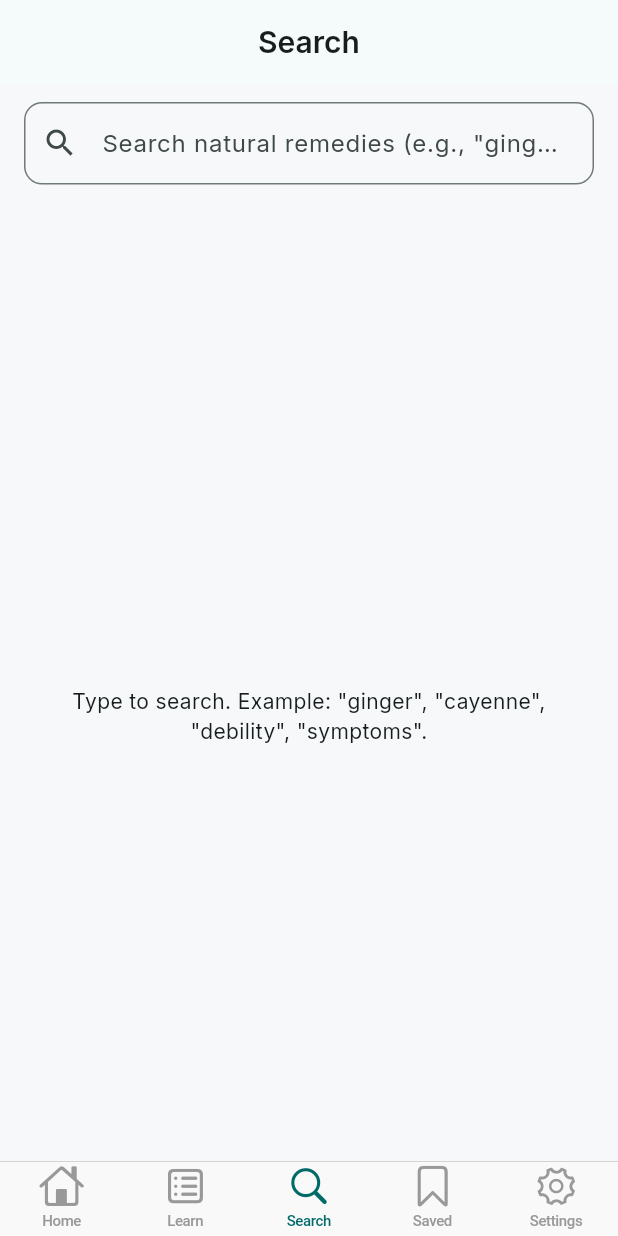
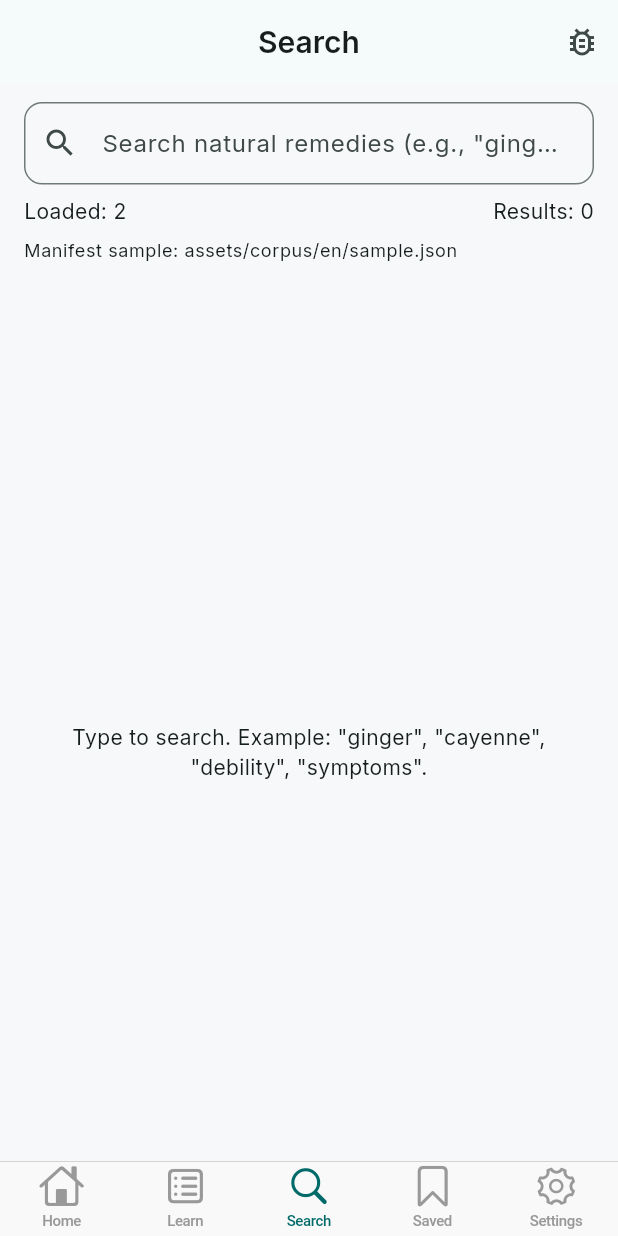
Before and after one commit to coligny23/natural_remedies_app, a Flutter app: the screen it shows after launch, item 3 of the bottom bar chosen, on a phone screen of 412 x 824 dp. Run offline on Flutter 3.47's test engine with Material 3 defaults, Android fonts, the phone set to English and light mode, and no system bars; our stand-ins replace flutter_riverpod, go_router, google_fonts, hive_flutter; accounts and stored records are empty.

Commit message:
feat: offline search, router tabs, theme fixes, assets bundling

```diff
--- a/lib/app/routing/app_router.dart
+++ b/lib/app/routing/app_router.dart
@@ -58,7 +58,7 @@ class _RootTabsState extends State<RootTabs> {
     HomeScreen(),
     LearnScreen(),
     // Use SearchPage (or change to SearchScreen if that's your class name)
-    SearchPage(),
+    SearchScreen(),
     SavedScreen(),
     SettingsScreen(),
   ];
--- a/lib/features/search/search_screen.dart
+++ b/lib/features/search/search_screen.dart
@@ -1,16 +1,18 @@
+import 'dart:convert';
+import 'package:flutter/services.dart' show rootBundle;
 import 'dart:async';
 import 'package:flutter/material.dart';
 import 'package:flutter_riverpod/flutter_riverpod.dart';
 import 'search_providers.dart';
 import '../content/models/content_item.dart';
 
-class SearchPage extends ConsumerStatefulWidget {
-  const SearchPage({super.key});
+class SearchScreen extends ConsumerStatefulWidget {
+  const SearchScreen({super.key});
   @override
-  ConsumerState<SearchPage> createState() => _SearchPageState();
+  ConsumerState<SearchScreen> createState() => _SearchScreenState();
 }
 
-class _SearchPageState extends ConsumerState<SearchPage> {
+class _SearchScreenState extends ConsumerState<SearchScreen> {
   final _controller = TextEditingController();
   Timer? _debounce;
 
@@ -33,8 +35,36 @@ class _SearchPageState extends ConsumerState<SearchPage> {
     final results = ref.watch(searchResultsProvider);
     final isLoading = ref.watch(contentListProvider).isLoading;
 
+    final itemsAsync = ref.watch(contentListProvider);
+    final total =
+        itemsAsync.maybeWhen(data: (it) => it.length, orElse: () => null);
+
     return Scaffold(
-      appBar: AppBar(title: const Text('Search')),
+      appBar: AppBar(
+  title: const Text('Search'),
+  actions: [
+    IconButton(
+      icon: const Icon(Icons.bug_report_outlined),
+      tooltip: 'Probe asset',
+      onPressed: () async {
+        try {
+          // adjust path if you want to probe a different lang/file
+          final s = await rootBundle.loadString('assets/corpus/en/sample.json');
+          if (!context.mounted) return;
+          ScaffoldMessenger.of(context).showSnackBar(
+            SnackBar(content: Text('Loaded sample.json (${s.length} chars)')),
+          );
+        } catch (e) {
+          if (!context.mounted) return;
+          ScaffoldMessenger.of(context).showSnackBar(
+            SnackBar(content: Text('Failed to load asset: $e')),
+          );
+        }
+      },
+    ),
+  ],
+),
+
       body: Column(
         children: [
           Padding(
@@ -46,11 +76,43 @@ class _SearchPageState extends ConsumerState<SearchPage> {
               decoration: InputDecoration(
                 hintText: 'Search natural remedies (e.g., "ginger")',
                 prefixIcon: const Icon(Icons.search),
-                border: OutlineInputBorder(borderRadius: BorderRadius.circular(12)),
+                border:
+                    OutlineInputBorder(borderRadius: BorderRadius.circular(12)),
               ),
             ),
           ),
           if (isLoading) const LinearProgressIndicator(),
+          Padding(
+            padding: const EdgeInsets.symmetric(horizontal: 16),
+            child: Row(
+              mainAxisAlignment: MainAxisAlignment.spaceBetween,
+              children: [
+                Text('Loaded: ${total ?? "…"}'),
+                Text('Results: ${results.length}'),
+              ],
+            ),
+          ),
+          const SizedBox(height: 8),
+
+          FutureBuilder<String>(
+            future: rootBundle.loadString('AssetManifest.json'),
+            builder: (context, snap) {
+              if (!snap.hasData) return const SizedBox.shrink();
+              final keys = (json.decode(snap.data!) as Map<String, dynamic>).keys.toList();
+              final sample = keys.where((k) => k.contains('assets/corpus')).take(5).toList();
+              return Padding(
+                padding: const EdgeInsets.symmetric(horizontal: 16),
+                child: Align(
+                  alignment: Alignment.centerLeft,
+                  child: Text('Manifest sample: ${sample.isEmpty ? "(none)" : sample.join(", ")}',
+                      style: Theme.of(context).textTheme.bodySmall),
+                ),
+              );
+            },
+          ),
+          const SizedBox(height: 4),
+
+
           Expanded(
             child: results.isEmpty
                 ? const _EmptyState()
@@ -61,7 +123,8 @@ class _SearchPageState extends ConsumerState<SearchPage> {
                       final item = results[index];
                       return ListTile(
                         title: Text(item.title),
-                        subtitle: _Snippet(text: item.contentEn ?? item.contentSw ?? ''),
+                        subtitle: _Snippet(
+                            text: item.contentEn ?? item.contentSw ?? ''),
                         onTap: () {
                           // TODO: navigate to a detail page later
                         },
@@ -101,7 +164,8 @@ class _Snippet extends StatelessWidget {
   @override
   Widget build(BuildContext context) {
     final snippet = text.replaceAll('\n', ' ');
-    final short = snippet.length <= 160 ? snippet : '${snippet.substring(0, 160)} …';
+    final short =
+        snippet.length <= 160 ? snippet : '${snippet.substring(0, 160)} …';
     return Text(short);
   }
 }
```
Also changed, not shown: assets/corpus/en/sample.json (+15 -15 lines), lib/features/content/data/content_repository_assets.dart (+6 -3 lines), pubspec.yaml (+2 -5 lines), 1 other file.
